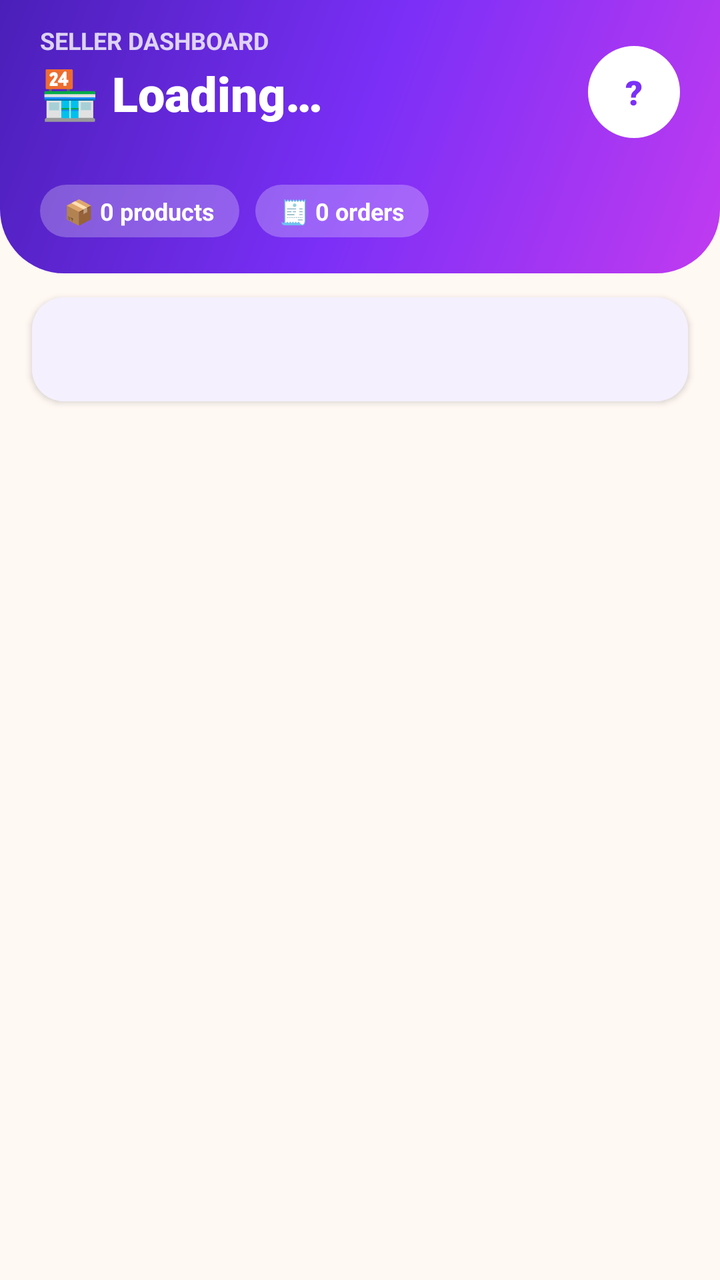
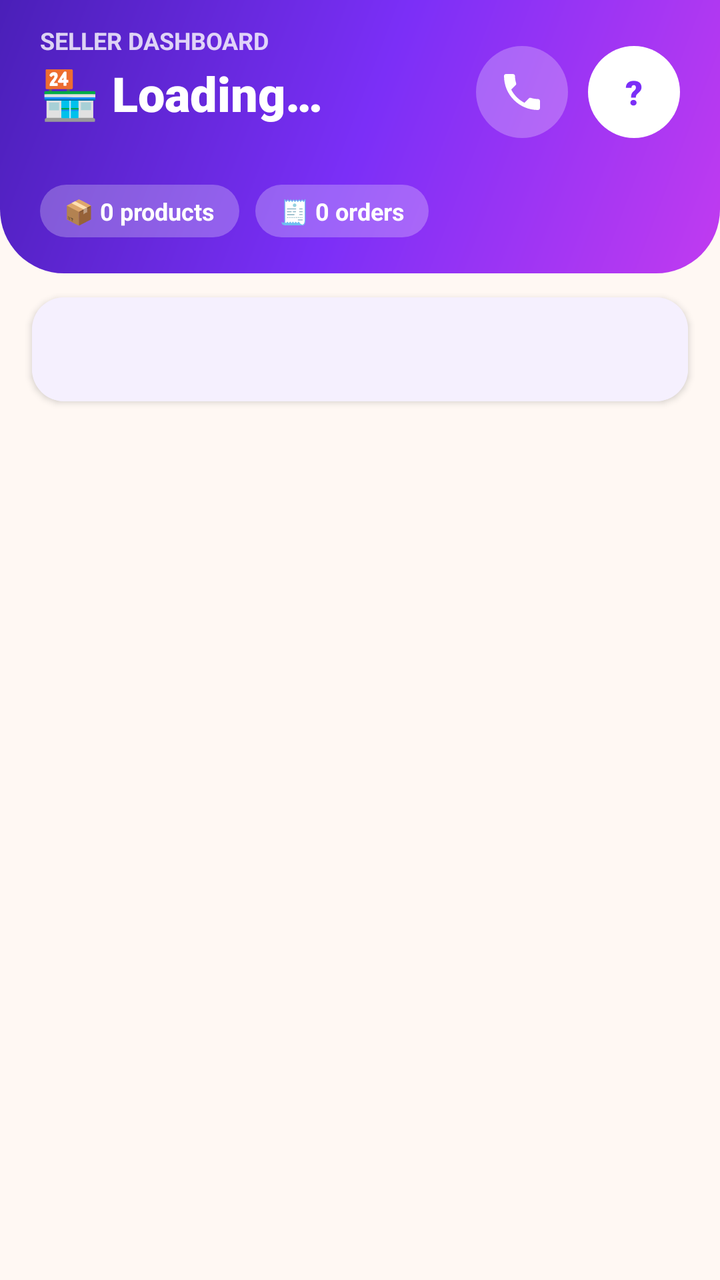

Screens rendered from an Android XML layout before and after an edit, with the pre-edit source and the edit as a unified diff.
<!-- AndroidManifest.xml: application theme AppTheme -->
<!-- res/layout/activity_seller_home.xml -->
<?xml version="1.0" encoding="utf-8"?>
<LinearLayout xmlns:android="http://schemas.android.com/apk/res/android"
    xmlns:app="http://schemas.android.com/apk/res-auto"
    android:id="@+id/root"
    android:layout_width="match_parent"
    android:layout_height="match_parent"
    android:background="@color/page_bg"
    android:orientation="vertical">

    
    <LinearLayout
        android:id="@+id/header"
        android:layout_width="match_parent"
        android:layout_height="wrap_content"
        android:background="@drawable/bg_header_gradient"
        android:orientation="vertical"
        android:paddingStart="20dp"
        android:paddingTop="12dp"
        android:paddingEnd="20dp"
        android:paddingBottom="18dp">

        <LinearLayout
            android:layout_width="match_parent"
            android:layout_height="wrap_content"
            android:gravity="center_vertical"
            android:orientation="horizontal">

            <LinearLayout
                android:layout_width="0dp"
                android:layout_height="wrap_content"
                android:layout_weight="1"
                android:orientation="vertical">

                <TextView
                    android:layout_width="wrap_content"
                    android:layout_height="wrap_content"
                    android:text="SELLER DASHBOARD"
                    android:textColor="@color/white_80"
                    android:textSize="12sp"
                    android:textStyle="bold" />

                <TextView
                    android:id="@+id/tvShopName"
                    android:layout_width="wrap_content"
                    android:layout_height="wrap_content"
                    android:layout_marginTop="2dp"
                    android:ellipsize="end"
                    android:fontFamily="sans-serif-black"
                    android:maxLines="1"
                    android:text="🏪 Loading…"
                    android:textColor="@color/white"
                    android:textSize="24sp" />

                <TextView
                    android:id="@+id/tvOwner"
                    android:layout_width="wrap_content"
                    android:layout_height="wrap_content"
                    android:ellipsize="end"
                    android:maxLines="1"
                    android:textColor="@color/white_80"
                    android:textSize="13sp" />
            </LinearLayout>

            
            <FrameLayout
                android:id="@+id/avatarContainer"
                android:layout_width="46dp"
                android:layout_height="46dp">

                <TextView
                    android:id="@+id/tvAvatarSmall"
                    android:layout_width="match_parent"
                    android:layout_height="match_parent"
                    android:background="@drawable/bg_circle_white"
                    android:fontFamily="sans-serif-black"
                    android:gravity="center"
                    android:text="?"
                    android:textColor="@color/brand_primary"
                    android:textSize="17sp" />

                <com.google.android.material.imageview.ShapeableImageView
                    android:id="@+id/ivAvatarSmall"
                    android:layout_width="match_parent"
                    android:layout_height="match_parent"
                    android:contentDescription="Profile photo"
                    android:padding="1dp"
                    android:scaleType="centerCrop"
                    android:visibility="gone"
                    app:shapeAppearanceOverlay="@style/ShapeAppearance.Sufra.Circle"
                    app:strokeColor="@color/white"
                    app:strokeWidth="2dp" />
            </FrameLayout>
        </LinearLayout>

        
        <LinearLayout
            android:layout_width="wrap_content"
            android:layout_height="wrap_content"
            android:layout_marginTop="12dp"
            android:orientation="horizontal">

            <TextView
                android:id="@+id/tvStatProducts"
                android:layout_width="wrap_content"
                android:layout_height="wrap_content"
                android:background="@drawable/bg_chip_translucent"
                android:paddingStart="12dp"
                android:paddingTop="5dp"
                android:paddingEnd="12dp"
                android:paddingBottom="5dp"
                android:text="📦 0 products"
                android:textColor="@color/white"
                android:textSize="12sp"
                android:textStyle="bold" />

            <TextView
                android:id="@+id/tvStatOrders"
                android:layout_width="wrap_content"
                android:layout_height="wrap_content"
                android:layout_marginStart="8dp"
                android:background="@drawable/bg_chip_translucent"
                android:paddingStart="12dp"
                android:paddingTop="5dp"
                android:paddingEnd="12dp"
                android:paddingBottom="5dp"
                android:text="🧾 0 orders"
                android:textColor="@color/white"
                android:textSize="12sp"
                android:textStyle="bold" />
        </LinearLayout>
    </LinearLayout>

    
    <com.google.android.material.card.MaterialCardView
        android:layout_width="match_parent"
        android:layout_height="wrap_content"
        android:layout_marginStart="16dp"
        android:layout_marginTop="12dp"
        android:layout_marginEnd="16dp"
        app:cardBackgroundColor="@color/white"
        app:cardCornerRadius="16dp"
        app:cardElevation="2dp"
        app:strokeWidth="0dp">

        <com.google.android.material.tabs.TabLayout
            android:id="@+id/tabLayout"
            android:layout_width="match_parent"
            android:layout_height="52dp"
            android:background="@color/white"
            app:tabGravity="fill"
            app:tabIconTint="@color/tab_content"
            app:tabIndicatorColor="@color/brand_primary"
            app:tabIndicatorFullWidth="false"
            app:tabInlineLabel="true"
            app:tabMode="fixed"
            app:tabSelectedTextColor="@color/brand_primary"
            app:tabTextColor="@color/text_grey" />
    </com.google.android.material.card.MaterialCardView>

    
    <androidx.viewpager2.widget.ViewPager2
        android:id="@+id/viewPager"
        android:layout_width="match_parent"
        android:layout_height="0dp"
        android:layout_weight="1" />
</LinearLayout>
<!-- resources referenced by this layout -->
<resources>
  <color name="brand_primary">#7B2FF7</color>
  <color name="page_bg">#FFF8F3</color>
  <color name="text_grey">#7A6F69</color>
  <color name="white">#FFFFFFFF</color>
  <color name="white_80">#CCFFFFFF</color>
  <!-- drawable bg_chip_translucent (drawable) -->
  <?xml version="1.0" encoding="utf-8"?>
  <shape xmlns:android="http://schemas.android.com/apk/res/android" android:shape="rectangle">
      <solid android:color="#40FFFFFF" />
      <corners android:radius="50dp" />
  </shape>
  <!-- drawable bg_circle_white (drawable) -->
  <?xml version="1.0" encoding="utf-8"?>
  <shape xmlns:android="http://schemas.android.com/apk/res/android" android:shape="oval">
      <solid android:color="#FFFFFF" />
  </shape>
  <!-- drawable bg_header_gradient (drawable) -->
  <?xml version="1.0" encoding="utf-8"?>
  <shape xmlns:android="http://schemas.android.com/apk/res/android" android:shape="rectangle">
      <gradient
          android:angle="315"
          android:startColor="#4A1FB8"
          android:centerColor="#7B2FF7"
          android:endColor="#C13BF0" />
      <corners
          android:bottomLeftRadius="32dp"
          android:bottomRightRadius="32dp" />
  </shape>
  <style name="ShapeAppearance.Sufra.Circle" parent="">
          <item name="cornerFamily">rounded</item>
          <item name="cornerSize">50%</item>
      </style>
  <color name="brand_primary_light">#F1E8FF</color>
  <color name="brand_primary_dark">#4A1FB8</color>
  <color name="brand_purple">#7B2FF7</color>
  <color name="text_dark">#1F1A17</color>
  <style name="Widget.Sufra.TextInputLayout" parent="Widget.Material3.TextInputLayout.OutlinedBox">
          <item name="boxCornerRadiusTopStart">14dp</item>
          <item name="boxCornerRadiusTopEnd">14dp</item>
          <item name="boxCornerRadiusBottomStart">14dp</item>
          <item name="boxCornerRadiusBottomEnd">14dp</item>
          <item name="boxStrokeColor">@color/brand_primary</item>
          <item name="startIconTint">@color/brand_primary</item>
          <item name="hintTextColor">@color/brand_primary</item>
      </style>
  <style name="Widget.Sufra.Button" parent="Widget.Material3.Button">
          <item name="cornerRadius">14dp</item>
          <item name="android:minHeight">56dp</item>
          <item name="android:textSize">16sp</item>
          <item name="android:textAllCaps">false</item>
          <item name="android:fontFamily">sans-serif-medium</item>
      </style>
  <!-- unchanged entries left out for length: 1 -->
</resources>

<!-- the commit's change to res/layout/activity_seller_home.xml (unified diff, before → after) -->
@@ -60,6 +60,19 @@
                     android:textColor="@color/white_80"
                     android:textSize="13sp" />
             </LinearLayout>
+
+            
+            <ImageButton
+                android:id="@+id/btnCall"
+                android:layout_width="46dp"
+                android:layout_height="46dp"
+                android:layout_marginEnd="10dp"
+                android:background="@drawable/bg_chip_translucent"
+                android:contentDescription="VoIP call"
+                android:padding="11dp"
+                android:scaleType="fitCenter"
+                android:src="@drawable/ic_call"
+                app:tint="@color/white" />
 
             
             <FrameLayout
<!-- resource entries referenced after the edit -->
@@ -28,6 +28,17 @@
           android:bottomLeftRadius="32dp"
           android:bottomRightRadius="32dp" />
   </shape>
+  <!-- drawable ic_call (drawable) -->
+  <vector xmlns:android="http://schemas.android.com/apk/res/android"
+      android:width="24dp"
+      android:height="24dp"
+      android:viewportWidth="24"
+      android:viewportHeight="24"
+      android:tint="?attr/colorControlNormal">
+      <path
+          android:fillColor="@android:color/white"
+          android:pathData="M6.62,10.79c1.44,2.83 3.76,5.14 6.59,6.59l2.2,-2.2c0.27,-0.27 0.67,-0.36 1.02,-0.24 1.12,0.37 2.33,0.57 3.57,0.57 0.55,0 1,0.45 1,1V20c0,0.55 -0.45,1 -1,1 -9.39,0 -17,-7.61 -17,-17 0,-0.55 0.45,-1 1,-1h3.5c0.55,0 1,0.45 1,1 0,1.25 0.2,2.45 0.57,3.57 0.11,0.35 0.03,0.74 -0.25,1.02l-2.2,2.2z" />
+  </vector>
   <style name="ShapeAppearance.Sufra.Circle" parent="">
           <item name="cornerFamily">rounded</item>
           <item name="cornerSize">50%</item>
